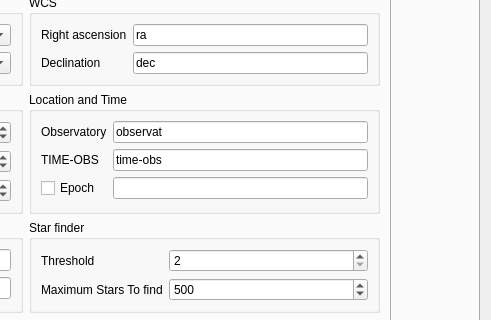
Qt form myraf.ui (yucelkilic/myrafproject) before a commit; both pictures show x 310 to 801 and y 86 to 406 of the 801 by 800 pixel window.
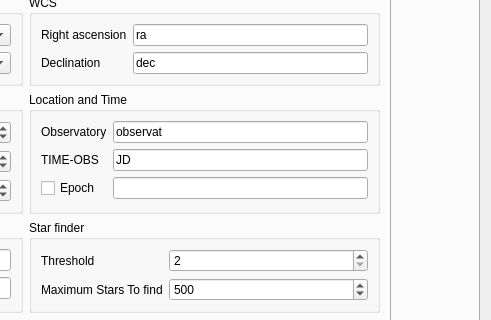
The same form after that commit. The open tabs and pages were chosen to show the change. Icons and pictures are not drawn. Custom widgets are drawn as their Qt base class.

The edit to the form file:
```diff
--- a/myraf.ui
+++ b/myraf.ui
@@ -2368,7 +2368,7 @@
               <item row="1" column="1">
                <widget class="QLineEdit" name="lineEdit_17">
                 <property name="text">
-                 <string>time-obs</string>
+                 <string>JD</string>
                 </property>
                </widget>
               </item>
```
